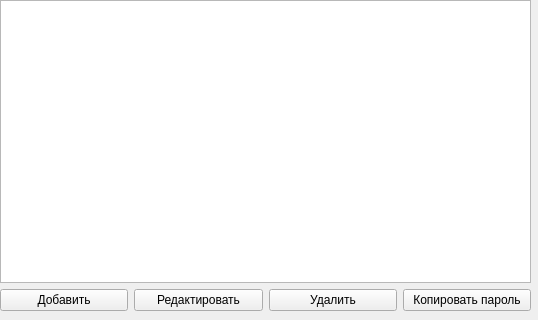
Before: the Qt Designer form ui/main_window.ui in andrei27062010-blip/password-manager-pyqt, drawn with Qt 5.
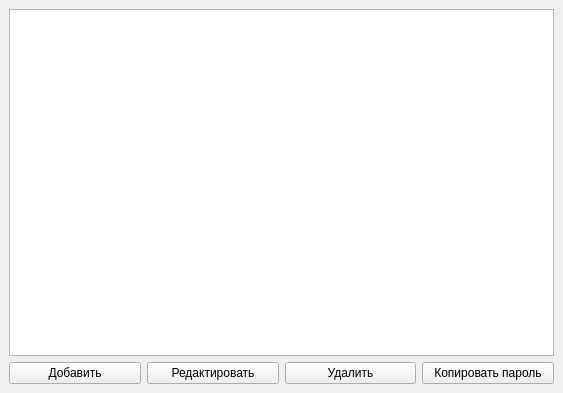
After: the same form once the commit is applied.

Commit message: feat: Finalized UI/UX for LoginWindow and MainWindow, switched to PyQt6, all code working!

Patch:
```diff
--- a/ui/main_window.ui
+++ b/ui/main_window.ui
@@ -6,8 +6,8 @@
    <rect>
     <x>0</x>
     <y>0</y>
-    <width>538</width>
-    <height>320</height>
+    <width>563</width>
+    <height>393</height>
    </rect>
   </property>
   <property name="sizePolicy">
@@ -32,20 +32,13 @@
      <verstretch>0</verstretch>
     </sizepolicy>
    </property>
-   <widget class="QWidget" name="layoutWidget">
-    <property name="geometry">
-     <rect>
-      <x>0</x>
-      <y>0</y>
-      <width>531</width>
-      <height>311</height>
-     </rect>
-    </property>
+   <layout class="QVBoxLayout" name="verticalLayout_3">
+    <item>
     <layout class="QVBoxLayout" name="verticalLayout_2" stretch="1,0">
      <item>
       <widget class="QTableWidget" name="passwords_table">
        <property name="sizePolicy">
-        <sizepolicy hsizetype="Preferred" vsizetype="Expanding">
+         <sizepolicy hsizetype="Expanding" vsizetype="Expanding">
          <horstretch>0</horstretch>
          <verstretch>0</verstretch>
         </sizepolicy>
@@ -89,7 +82,8 @@
       </layout>
      </item>
     </layout>
-   </widget>
+    </item>
+   </layout>
   </widget>
  </widget>
  <resources/>
```
Lines whose indentation alone changed are shown as unchanged. The commit also changes 7 other files.
